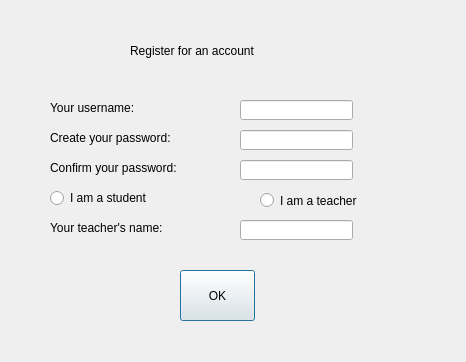
The window that A7-Parachutes/A7-Parachutes/registrationDialog.ui (thePeterPan/CS3505-2016) describes before a commit, drawn with Qt 5.
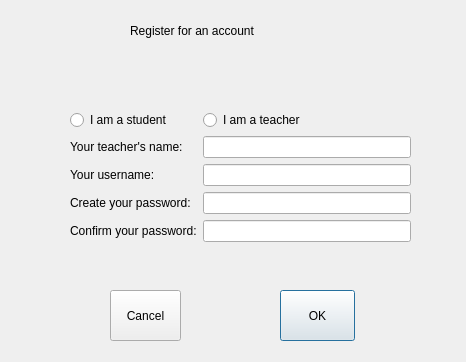
The same window after the commit.

Patch:
```diff
--- a/A7-Parachutes/A7-Parachutes/registrationDialog.ui
+++ b/A7-Parachutes/A7-Parachutes/registrationDialog.ui
@@ -17,8 +17,8 @@
    <property name="geometry">
     <rect>
      <x>130</x>
-     <y>30</y>
-     <width>191</width>
+     <y>10</y>
+     <width>211</width>
      <height>41</height>
     </rect>
    </property>
@@ -29,75 +29,11 @@
     <string>Register for an account</string>
    </property>
   </widget>
-  <widget class="QLabel" name="usernameLabel">
-   <property name="geometry">
-    <rect>
-     <x>50</x>
-     <y>100</y>
-     <width>121</width>
-     <height>16</height>
-    </rect>
-   </property>
-   <property name="styleSheet">
-    <string notr="true">font: 9pt &quot;Fixedsys&quot;;</string>
-   </property>
-   <property name="text">
-    <string>Your username:</string>
-   </property>
-  </widget>
-  <widget class="QLabel" name="passwordLabel">
-   <property name="geometry">
-    <rect>
-     <x>50</x>
-     <y>130</y>
-     <width>171</width>
-     <height>16</height>
-    </rect>
-   </property>
-   <property name="styleSheet">
-    <string notr="true">font: 9pt &quot;Fixedsys&quot;;</string>
-   </property>
-   <property name="text">
-    <string>Create your password:</string>
-   </property>
-  </widget>
-  <widget class="QLabel" name="confirmPasswordLabel">
-   <property name="geometry">
-    <rect>
-     <x>50</x>
-     <y>160</y>
-     <width>181</width>
-     <height>16</height>
-    </rect>
-   </property>
-   <property name="styleSheet">
-    <string notr="true">font: 9pt &quot;Fixedsys&quot;;</string>
-   </property>
-   <property name="text">
-    <string>Confirm your password:</string>
-   </property>
-  </widget>
-  <widget class="QRadioButton" name="studentRadioButton">
-   <property name="geometry">
-    <rect>
-     <x>50</x>
-     <y>190</y>
-     <width>141</width>
-     <height>16</height>
-    </rect>
-   </property>
-   <property name="styleSheet">
-    <string notr="true">font: 9pt &quot;Fixedsys&quot;;</string>
-   </property>
-   <property name="text">
-    <string>I am a student</string>
-   </property>
-  </widget>
   <widget class="QPushButton" name="OKButton">
    <property name="geometry">
     <rect>
-     <x>180</x>
-     <y>270</y>
+     <x>280</x>
+     <y>290</y>
      <width>75</width>
      <height>51</height>
     </rect>
@@ -109,77 +45,181 @@
     <string>OK</string>
    </property>
   </widget>
-  <widget class="QRadioButton" name="teacherRadioButton">
+  <widget class="QPushButton" name="cancelButton">
    <property name="geometry">
     <rect>
-     <x>260</x>
-     <y>190</y>
-     <width>131</width>
-     <height>21</height>
+     <x>110</x>
+     <y>290</y>
+     <width>71</width>
+     <height>51</height>
     </rect>
    </property>
-   <property name="styleSheet">
-    <string notr="true">font: 9pt &quot;Fixedsys&quot;;</string>
-   </property>
    <property name="text">
-    <string>I am a teacher</string>
+    <string>Cancel</string>
    </property>
   </widget>
-  <widget class="QLineEdit" name="username">
+  <widget class="QLabel" name="warningLabel">
    <property name="geometry">
     <rect>
-     <x>240</x>
-     <y>100</y>
-     <width>113</width>
-     <height>20</height>
+     <x>40</x>
+     <y>55</y>
+     <width>401</width>
+     <height>31</height>
     </rect>
    </property>
-  </widget>
-  <widget class="QLineEdit" name="password">
-   <property name="geometry">
-    <rect>
-     <x>240</x>
-     <y>130</y>
-     <width>113</width>
-     <height>20</height>
-    </rect>
+   <property name="font">
+    <font>
+     <pointsize>11</pointsize>
+     <weight>75</weight>
+     <italic>true</italic>
+     <bold>true</bold>
+    </font>
    </property>
-  </widget>
-  <widget class="QLineEdit" name="confirmPassword">
-   <property name="geometry">
-    <rect>
-     <x>240</x>
-     <y>160</y>
-     <width>113</width>
-     <height>20</height>
-    </rect>
-   </property>
-  </widget>
-  <widget class="QLabel" name="teacberNameLabel">
-   <property name="geometry">
-    <rect>
-     <x>50</x>
-     <y>220</y>
-     <width>171</width>
-     <height>16</height>
-    </rect>
-   </property>
    <property name="styleSheet">
-    <string notr="true">font: 9pt &quot;Fixedsys&quot;;</string>
+    <string notr="true">color:rgb(255, 0, 13)</string>
    </property>
    <property name="text">
-    <string>Your teacher's name:</string>
+    <string/>
    </property>
+   <property name="alignment">
+    <set>Qt::AlignCenter</set>
+   </property>
   </widget>
-  <widget class="QLineEdit" name="teachersName">
+  <widget class="QWidget" name="">
    <property name="geometry">
     <rect>
-     <x>240</x>
-     <y>220</y>
-     <width>113</width>
-     <height>20</height>
+     <x>70</x>
+     <y>110</y>
+     <width>341</width>
+     <height>167</height>
     </rect>
    </property>
+   <layout class="QFormLayout" name="formLayout">
+    <item row="0" column="0">
+     <widget class="QRadioButton" name="studentRadioButton">
+      <property name="styleSheet">
+       <string notr="true">font: 9pt &quot;Fixedsys&quot;;</string>
+      </property>
+      <property name="text">
+       <string>I am a student</string>
+      </property>
+     </widget>
+    </item>
+    <item row="2" column="0">
+     <widget class="QLabel" name="teacberNameLabel">
+      <property name="styleSheet">
+       <string notr="true">font: 9pt &quot;Fixedsys&quot;;</string>
+      </property>
+      <property name="text">
+       <string>Your teacher's name:</string>
+      </property>
+     </widget>
+    </item>
+    <item row="2" column="1">
+     <widget class="QLineEdit" name="teachersName">
+      <property name="mouseTracking">
+       <bool>true</bool>
+      </property>
+      <property name="focusPolicy">
+       <enum>Qt::StrongFocus</enum>
+      </property>
+      <property name="cursorMoveStyle">
+       <enum>Qt::LogicalMoveStyle</enum>
+      </property>
+      <property name="clearButtonEnabled">
+       <bool>false</bool>
+      </property>
+     </widget>
+    </item>
+    <item row="3" column="0">
+     <widget class="QLabel" name="usernameLabel">
+      <property name="styleSheet">
+       <string notr="true">font: 9pt &quot;Fixedsys&quot;;</string>
+      </property>
+      <property name="text">
+       <string>Your username:</string>
+      </property>
+     </widget>
+    </item>
+    <item row="3" column="1">
+     <widget class="QLineEdit" name="username">
+      <property name="mouseTracking">
+       <bool>true</bool>
+      </property>
+      <property name="focusPolicy">
+       <enum>Qt::StrongFocus</enum>
+      </property>
+      <property name="cursorMoveStyle">
+       <enum>Qt::LogicalMoveStyle</enum>
+      </property>
+      <property name="clearButtonEnabled">
+       <bool>false</bool>
+      </property>
+     </widget>
+    </item>
+    <item row="4" column="0">
+     <widget class="QLabel" name="passwordLabel">
+      <property name="styleSheet">
+       <string notr="true">font: 9pt &quot;Fixedsys&quot;;</string>
+      </property>
+      <property name="text">
+       <string>Create your password:</string>
+      </property>
+     </widget>
+    </item>
+    <item row="4" column="1">
+     <widget class="QLineEdit" name="password">
+      <property name="mouseTracking">
+       <bool>true</bool>
+      </property>
+      <property name="focusPolicy">
+       <enum>Qt::StrongFocus</enum>
+      </property>
+      <property name="cursorMoveStyle">
+       <enum>Qt::LogicalMoveStyle</enum>
+      </property>
+      <property name="clearButtonEnabled">
+       <bool>false</bool>
+      </property>
+     </widget>
+    </item>
+    <item row="5" column="0">
+     <widget class="QLabel" name="confirmPasswordLabel">
+      <property name="styleSheet">
+       <string notr="true">font: 9pt &quot;Fixedsys&quot;;</string>
+      </property>
+      <property name="text">
+       <string>Confirm your password:</string>
+      </property>
+     </widget>
+    </item>
+    <item row="5" column="1">
+     <widget class="QLineEdit" name="confirmPassword">
+      <property name="mouseTracking">
+       <bool>true</bool>
+      </property>
+      <property name="focusPolicy">
+       <enum>Qt::StrongFocus</enum>
+      </property>
+      <property name="cursorMoveStyle">
+       <enum>Qt::LogicalMoveStyle</enum>
+      </property>
+      <property name="clearButtonEnabled">
+       <bool>false</bool>
+      </property>
+     </widget>
+    </item>
+    <item row="0" column="1">
+     <widget class="QRadioButton" name="teacherRadioButton">
+      <property name="styleSheet">
+       <string notr="true">font: 9pt &quot;Fixedsys&quot;;</string>
+      </property>
+      <property name="text">
+       <string>I am a teacher</string>
+      </property>
+     </widget>
+    </item>
+   </layout>
   </widget>
  </widget>
  <resources/>
```
